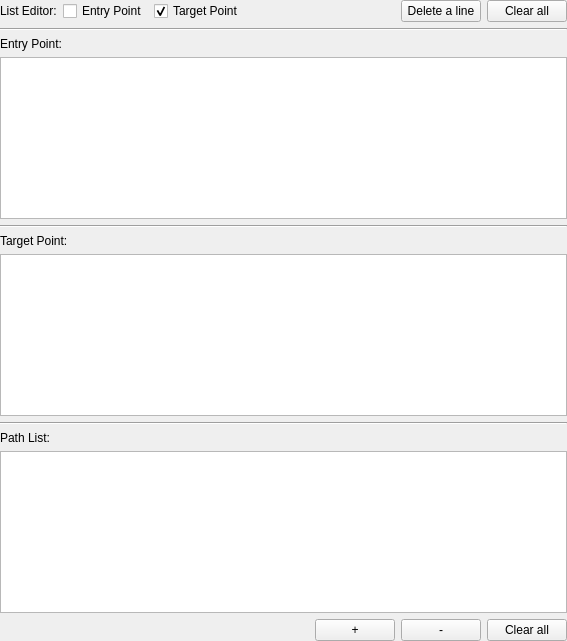
The window that Resources/UI/qSlicerPathPlannerPanelWidget.ui (ayamada0614/PathPlanner) describes before a commit, drawn with Qt 5.
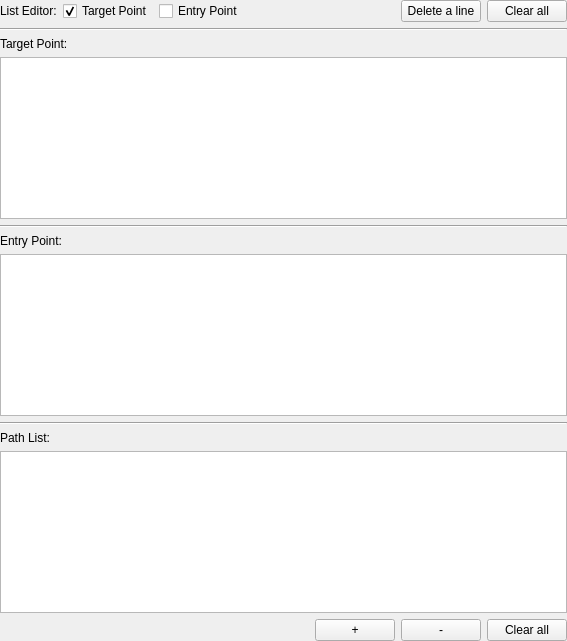
The same window after the commit. Custom widgets are drawn as their Qt base class.

Commit message: Update: UI and switching point lists

```diff
--- a/Resources/UI/qSlicerPathPlannerPanelWidget.ui
+++ b/Resources/UI/qSlicerPathPlannerPanelWidget.ui
@@ -28,13 +28,6 @@
          </property>
         </widget>
        </item>
-       <item>
-        <widget class="QCheckBox" name="TargetPointListSelector">
-         <property name="text">
-          <string>Entry Point</string>
-         </property>
-        </widget>
-       </item>
        <item>
         <widget class="QCheckBox" name="EntryPointListSelector">
          <property name="text">
@@ -45,6 +38,13 @@
          </property>
         </widget>
        </item>
+       <item>
+        <widget class="QCheckBox" name="TargetPointListSelector">
+         <property name="text">
+          <string>Entry Point</string>
+         </property>
+        </widget>
+       </item>
        <item>
         <widget class="qSlicerMouseModeToolBar" name="AddPointToolBar"/>
        </item>
@@ -84,48 +84,6 @@
        </property>
       </widget>
      </item>
-     <item>
-      <layout class="QHBoxLayout" name="EntryPointNodeSelectorLayout">
-       <item>
-        <widget class="QLabel" name="EntryPointLabel">
-         <property name="text">
-          <string>Entry Point:</string>
-         </property>
-        </widget>
-       </item>
-       <item>
-        <widget class="qMRMLNodeComboBox" name="EntryPointsAnnotationNodeSelector">
-         <property name="enabled">
-          <bool>true</bool>
-         </property>
-         <property name="nodeTypes">
-          <stringlist>
-           <string>vtkMRMLAnnotationHierarchyNode</string>
-          </stringlist>
-         </property>
-         <property name="showHidden">
-          <bool>true</bool>
-         </property>
-         <property name="editEnabled">
-          <bool>false</bool>
-         </property>
-         <property name="renameEnabled">
-          <bool>true</bool>
-         </property>
-        </widget>
-       </item>
-      </layout>
-     </item>
-     <item>
-      <widget class="QTableView" name="EntryPointsTable"/>
-     </item>
-     <item>
-      <widget class="Line" name="line">
-       <property name="orientation">
-        <enum>Qt::Horizontal</enum>
-       </property>
-      </widget>
-     </item>
      <item>
       <layout class="QHBoxLayout" name="TargetPointNodeSelectorLayout">
        <item>
@@ -168,6 +126,48 @@
        </property>
       </widget>
      </item>
+     <item>
+      <layout class="QHBoxLayout" name="EntryPointNodeSelectorLayout">
+       <item>
+        <widget class="QLabel" name="EntryPointLabel">
+         <property name="text">
+          <string>Entry Point:</string>
+         </property>
+        </widget>
+       </item>
+       <item>
+        <widget class="qMRMLNodeComboBox" name="EntryPointsAnnotationNodeSelector">
+         <property name="enabled">
+          <bool>true</bool>
+         </property>
+         <property name="nodeTypes">
+          <stringlist>
+           <string>vtkMRMLAnnotationHierarchyNode</string>
+          </stringlist>
+         </property>
+         <property name="showHidden">
+          <bool>true</bool>
+         </property>
+         <property name="editEnabled">
+          <bool>false</bool>
+         </property>
+         <property name="renameEnabled">
+          <bool>true</bool>
+         </property>
+        </widget>
+       </item>
+      </layout>
+     </item>
+     <item>
+      <widget class="QTableView" name="EntryPointsTable"/>
+     </item>
+     <item>
+      <widget class="Line" name="line">
+       <property name="orientation">
+        <enum>Qt::Horizontal</enum>
+       </property>
+      </widget>
+     </item>
      <item>
       <layout class="QVBoxLayout" name="LineListEditor">
        <item>
```
